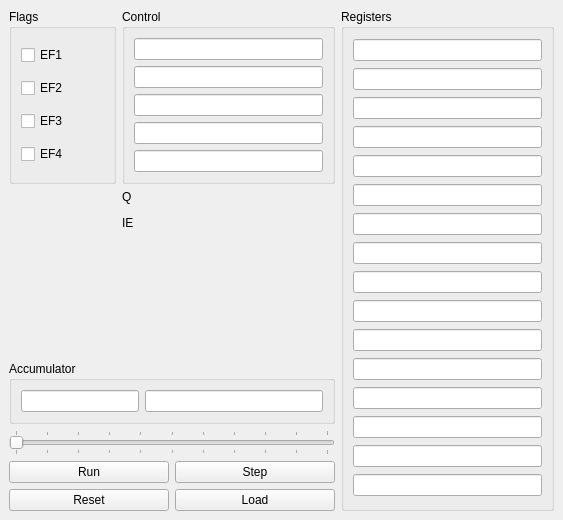
Qt form processor.ui (Mark-Clegg/EM1802) before a commit.
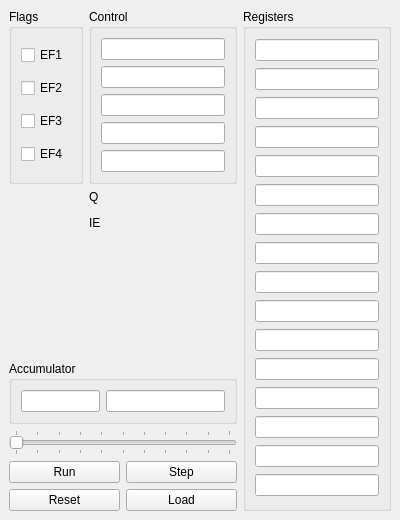
The same form after that commit. Custom widgets are drawn as their Qt base class.

The edit to the form file:
```diff
--- a/processor.ui
+++ b/processor.ui
@@ -6,13 +6,13 @@
    <rect>
     <x>0</x>
     <y>0</y>
-    <width>563</width>
+    <width>400</width>
     <height>520</height>
    </rect>
   </property>
   <property name="minimumSize">
    <size>
-    <width>278</width>
+    <width>400</width>
     <height>520</height>
    </size>
   </property>
```
